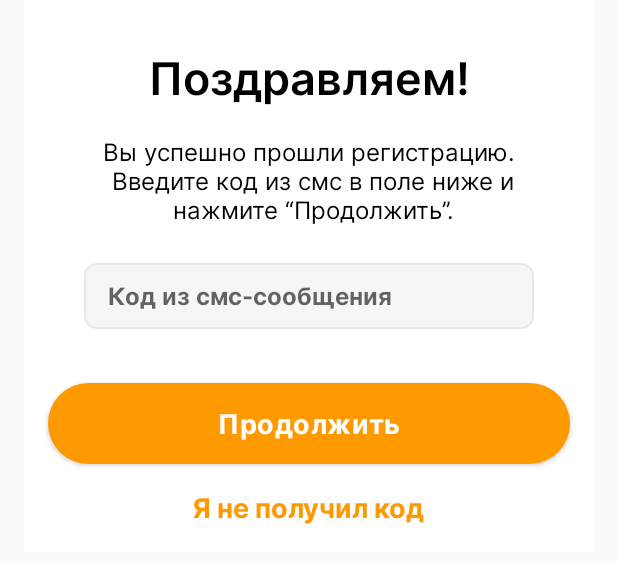
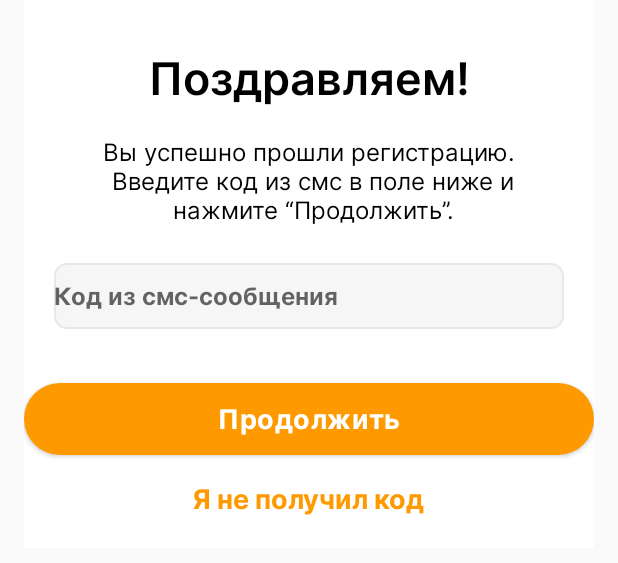
Before and after one commit to rojsashaItacademy/formdata, an Android app: the layout dialog_sms_registration.xml on its own in the app's theme, with its tools: preview values and no code run, on a phone screen of 412 x 824 dp. Shown: the top 563 px of the screen. Run offline under Robolectric (Android 15) with nearby library versions, the phone set to English and light mode, and no system bars.

Commit message:
not before

```diff
--- /dev/null
+++ b/app/src/main/java/kg/nurik/molbulakapp/data/model/ListRegistration.kt
@@ -0,0 +1,6 @@
+package kg.nurik.molbulakapp.data.model
+
+data class ListRegistration(
+    val code: Int,
+    val result: Result
+)
--- a/app/src/main/java/kg/nurik/molbulakapp/ui/authorization/AuthorizationViewModel.kt
+++ b/app/src/main/java/kg/nurik/molbulakapp/ui/authorization/AuthorizationViewModel.kt
@@ -6,6 +6,7 @@ import androidx.lifecycle.MutableLiveData
 import androidx.lifecycle.ViewModel
 import androidx.lifecycle.viewModelScope
 import kg.nurik.molbulakapp.data.interactors.Interactors
+import kg.nurik.molbulakapp.data.local.PreferenceHelper
 import kg.nurik.molbulakapp.data.model.BaseList
 import kg.nurik.molbulakapp.data.model.ResultCode
 import kg.nurik.molbulakapp.view.toSingleEvent
@@ -28,7 +29,8 @@ class AuthorizationViewModel(private val network: Interactors) : ViewModel() {
                 val result = network.checkNumber(phone, token = "oYyxhIFgJjAb")
                 if (result.isSuccessful)
                     data.postValue(let { result.body() })
-//                result.body()?.id?.let { PreferenceHelper.setTokenPhoneNumber(it) }
+
+                result.body()?.result?.id?.let { PreferenceHelper.setTokenPhoneNumber(it) }
             }.onFailure {
                 Log.d("CheckNumber", it.localizedMessage ?: "error request")
                 eventPhoneError.postValue(true)
--- a/app/src/main/res/layout/dialog_sms_registration.xml
+++ b/app/src/main/res/layout/dialog_sms_registration.xml
@@ -2,7 +2,7 @@
 <androidx.constraintlayout.widget.ConstraintLayout xmlns:android="http://schemas.android.com/apk/res/android"
     xmlns:app="http://schemas.android.com/apk/res-auto"
     android:layout_width="match_parent"
-    android:layout_height="@dimen/dp368"
+    android:layout_height="wrap_content"
     android:layout_marginStart="@dimen/dp16"
     android:layout_marginEnd="@dimen/dp16"
     android:background="@color/white">
@@ -37,16 +37,17 @@
         app:layout_constraintTop_toBottomOf="@id/tv_Congratulations" />
 
     <EditText
-        android:id="@+id/et_Code"
+        android:id="@+id/etCode"
         android:layout_width="match_parent"
         android:layout_height="@dimen/dp44"
-        android:layout_marginStart="@dimen/dp40"
+        android:layout_marginStart="@dimen/dp20"
         android:layout_marginTop="@dimen/dp24"
-        android:layout_marginEnd="@dimen/dp40"
+        android:layout_marginEnd="@dimen/dp20"
         android:background="@drawable/bg_edtext"
         android:fontFamily="@font/inter_bold"
+        android:maxLines="1"
         android:hint="@string/sms_code"
-        android:paddingLeft="@dimen/dp16"
+        android:inputType="number"
         android:textColor="@color/color_grey"
         android:textSize="@dimen/sp16"
         app:layout_constraintEnd_toEndOf="parent"
@@ -54,12 +55,10 @@
         app:layout_constraintTop_toBottomOf="@id/tv_Description" />
 
     <Button
-        android:id="@+id/btn_Proceed"
+        android:id="@+id/btnProceed"
         android:layout_width="match_parent"
-        android:layout_height="@dimen/dp54"
-        android:layout_marginStart="@dimen/dp16"
+        android:layout_height="wrap_content"
         android:layout_marginTop="@dimen/dp36"
-        android:layout_marginEnd="@dimen/dp16"
         android:background="@drawable/bg_button"
         android:fontFamily="@font/inter_bold"
         android:letterSpacing="0.02"
@@ -69,7 +68,7 @@
         android:textSize="@dimen/sp18"
         app:layout_constraintEnd_toEndOf="parent"
         app:layout_constraintStart_toStartOf="parent"
-        app:layout_constraintTop_toBottomOf="@id/et_Code" />
+        app:layout_constraintTop_toBottomOf="@id/etCode" />
 
     <TextView
         android:id="@+id/tv_UnreceivedCode"
@@ -77,11 +76,12 @@
         android:layout_height="wrap_content"
         android:layout_marginTop="@dimen/dp16"
         android:fontFamily="@font/inter_bold"
+        android:paddingBottom="20dp"
         android:text="@string/unreceived_code"
         android:textColor="@color/yellow"
         android:textSize="@dimen/sp18"
         app:layout_constraintEnd_toEndOf="parent"
         app:layout_constraintStart_toStartOf="parent"
-        app:layout_constraintTop_toBottomOf="@id/btn_Proceed" />
+        app:layout_constraintTop_toBottomOf="@id/btnProceed" />
 
 </androidx.constraintlayout.widget.ConstraintLayout>
```
Also changed, not shown: app/src/main/java/kg/nurik/molbulakapp/data/interactors/InteractorsImpl.kt (+10 -4 lines), app/src/main/java/kg/nurik/molbulakapp/data/model/Result.kt (added, +13 -0 lines), app/src/main/java/kg/nurik/molbulakapp/data/model/UserCreateModel.kt (+12 -8 lines), app/src/main/java/kg/nurik/molbulakapp/data/remote/MolbulakService.kt (+11 -8 lines), app/src/main/java/kg/nurik/molbulakapp/ui/authorization/AuthorizationActivity.kt (+19 -2 lines), app/src/main/java/kg/nurik/molbulakapp/ui/dialog/VerifyCheckCodeDialog.kt (+38 -5 lines), app/src/main/java/kg/nurik/molbulakapp/ui/registration/RegistrationActivity.kt (+26 -1 lines), app/src/main/java/kg/nurik/molbulakapp/ui/registration/RegistrationViewModel.kt (+28 -1 lines).
